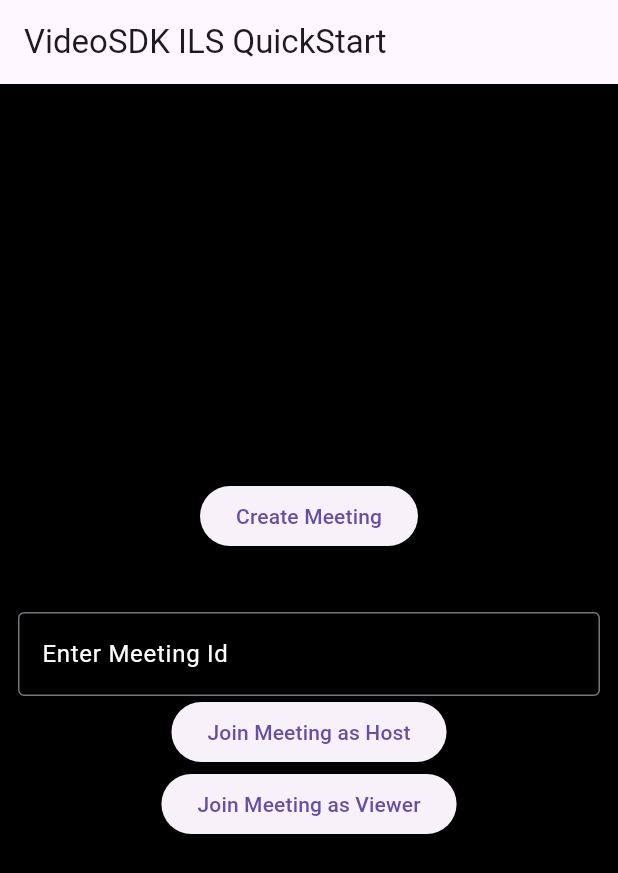
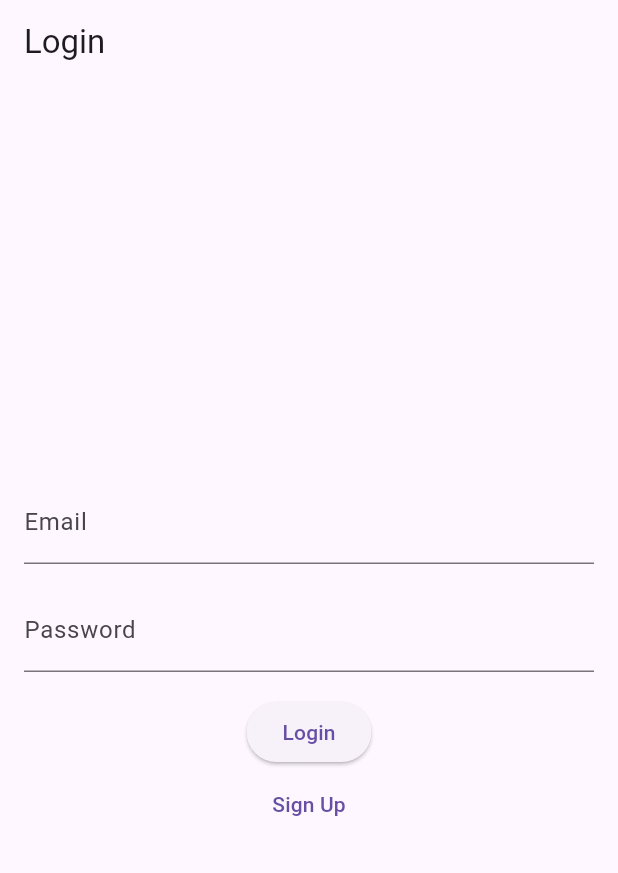
Before and after one commit to Tishank07/Live-Stream-App, a Flutter app: the screen it shows after launch, on a phone screen of 412 x 824 dp. Shown: the top 873 px of the screen. Run offline on Flutter 3.47's test engine with Material 3 defaults, Android fonts, the phone set to English and light mode, and no system bars; our stand-ins replace firebase_auth, firebase_core, flutter_local_notifications; missing offline and left inert: flutter_vlc_player, videosdk; accounts and stored records are empty.

Commit message:
second commit

```diff
--- a/lib/chat/chat_view.dart
+++ b/lib/chat/chat_view.dart
@@ -5,10 +5,11 @@ import 'package:videosdk/videosdk.dart';
 class ChatView extends StatefulWidget {
   final Room room;
   final String displayName;
-   final Participant participant;
+   //final Participant participant;
 
 
-  const ChatView({Key? key, required this.room, required this.displayName, required this.participant});
+  const ChatView({Key? key, required this.room, required this.displayName,// required this.participant
+  });
 
   @override
   _ChatViewState createState() => _ChatViewState();
--- a/lib/ils_screen.dart
+++ b/lib/ils_screen.dart
@@ -8,12 +8,13 @@ class ILSScreen extends StatefulWidget {
   final String meetingId;
   final String token;
   final Mode mode;
+  final String email;
 
   const ILSScreen(
       {super.key,
       required this .meetingId,
       required this.token,
-      required this.mode,});
+      required this.mode, required this.email,});
 
   @override
   State<ILSScreen> createState() => _ILSScreenState();
@@ -29,7 +30,7 @@ class _ILSScreenState extends State<ILSScreen> {
     _room = VideoSDK.createRoom(
       roomId: widget.meetingId,
       token: widget.token,
-      displayName: "Paavan",
+      displayName: widget.email,
       micEnabled: true,
       camEnabled: true,
       defaultCameraIndex:
@@ -84,9 +85,9 @@ class _ILSScreenState extends State<ILSScreen> {
         //Showing the Speaker or Viewer View based on the mode
        body: isJoined
             ? widget.mode == Mode.CONFERENCE
-                ? ILSSpeakerView(room: _room)
+                ? ILSSpeakerView(room: _room, email: widget.email,)
                 : widget.mode == Mode.VIEWER
-                    ? ILSViewerView(room: _room)
+                    ? ILSViewerView(room: _room, email: widget.email)
                     : null
             : const Center(
                   child: Text("Joining...",
--- a/lib/ils_speaker_view.dart
+++ b/lib/ils_speaker_view.dart
@@ -7,8 +7,9 @@ import 'package:videosdk_flutter_quickstart_ils/chat/chat_view.dart';
 
 class ILSSpeakerView extends StatefulWidget {
   final Room room;
+   final String email; // Add email field
 
-  const ILSSpeakerView({Key? key, required this.room}) : super(key: key);
+  const ILSSpeakerView({Key? key, required this.room, required this.email}) : super(key: key);
 
   @override
   State<ILSSpeakerView> createState() => _ILSSpeakerViewState();
@@ -129,8 +130,8 @@ class _ILSSpeakerViewState extends State<ILSSpeakerView> {
 
          ChatView(
   room: widget.room,
- displayName: widget.room.localParticipant.displayName,
-  participant: widget.room.localParticipant,
+ displayName: widget.email,
+ // participant: widget.room.localParticipant,
 ),
 
 
--- a/lib/ils_viewer_view.dart
+++ b/lib/ils_viewer_view.dart
@@ -6,7 +6,8 @@ import 'package:videosdk_flutter_quickstart_ils/chat/chat_view.dart';
 
 class ILSViewerView extends StatefulWidget {
   final Room room;
-  const ILSViewerView({super.key, required this.room});
+  final String email; // Add email field
+  const ILSViewerView({super.key, required this.room,required this.email});
 
   @override
   State<ILSViewerView> createState() => _ILSViewerViewState();
@@ -27,8 +28,8 @@ class _ILSViewerViewState extends State<ILSViewerView> {
     //  ChatView(room: widget.room, displayName: "John Deo");
           ChatView(
   room: widget.room,
- displayName: widget.room.localParticipant.displayName,
-  participant: widget.room.localParticipant,
+ displayName: widget.email,
+ // participant: widget.room.localParticipant,
 );
 
 
@@ -74,8 +75,8 @@ class _ILSViewerViewState extends State<ILSViewerView> {
           // ChatView(room: widget.room, displayName: "John Deo"),       //chatbox called
                 ChatView(
   room: widget.room,
- displayName: widget.room.localParticipant.displayName,
-  participant: widget.room.localParticipant,
+ displayName: widget.email,
+ // participant: widget.room.localParticipant,
 ),
 
         ],
--- a/lib/join_screen.dart
+++ b/lib/join_screen.dart
@@ -6,8 +6,9 @@ import 'package:videosdk/videosdk.dart';
 
 class JoinScreen extends StatelessWidget {
   final _meetingIdController = TextEditingController();
+   final String email;
 
-  JoinScreen({Key? key});
+  JoinScreen({Key? key, required this.email});
 
   // Initialize FlutterLocalNotificationsPlugin
   final FlutterLocalNotificationsPlugin flutterLocalNotificationsPlugin =
@@ -61,6 +62,7 @@ class JoinScreen extends StatelessWidget {
             meetingId: meetingId,
             token: token,
             mode: Mode.CONFERENCE,
+            email: email,
           ),
         ),
       );
@@ -81,6 +83,7 @@ class JoinScreen extends StatelessWidget {
             meetingId: meetingId,
             token: token,
             mode: mode,
+            email: email,
           ),
         ),
       );
@@ -106,6 +109,15 @@ class JoinScreen extends StatelessWidget {
         child: Column(
           mainAxisAlignment: MainAxisAlignment.center,
           children: [
+
+            ////////////////////////////////
+            Text(
+  'Welcome $email', // Display the welcome message with the email address
+  style: TextStyle(color: Colors.white),
+),
+
+///////////////////////////////////////////////
+
             // Creating a new meeting
             ElevatedButton(
               onPressed: () => onCreateButtonPressed(context),
--- /dev/null
+++ b/lib/login.dart
@@ -0,0 +1,167 @@
+import 'package:flutter/material.dart';
+import 'package:firebase_auth/firebase_auth.dart';
+import './signup.dart';
+import 'join_screen.dart'; // Import your JoinScreen
+
+class LoginScreen extends StatefulWidget {
+  const LoginScreen({Key? key}) : super(key: key);
+
+  @override
+  _LoginScreenState createState() => _LoginScreenState();
+}
+
+class _LoginScreenState extends State<LoginScreen> {
+  final FirebaseAuth _auth = FirebaseAuth.instance;
+  final TextEditingController _emailController = TextEditingController();
+  final TextEditingController _passwordController = TextEditingController();
+
+  Future<void> _signInWithEmailAndPassword(BuildContext context) async {
+    try {
+      final UserCredential userCredential =
+          await _auth.signInWithEmailAndPassword(
+        email: _emailController.text.trim(),
+        password: _passwordController.text.trim(),
+      );
+      final User? user = userCredential.user;
+      if (user != null) {
+        // Navigate to JoinScreen after successful login
+        Navigator.pushReplacement(
+          context,
+          MaterialPageRoute(
+            builder: (context) => JoinScreen(email: _emailController.text.trim()),
+          ),
+        );
+      }
+    } catch (e) {
+      print('Failed to sign in with email and password: $e');
+      // Show error message to the user
+      ScaffoldMessenger.of(context).showSnackBar(
+        SnackBar(
+          content: Text('Failed to sign in. Please check your credentials.'),
+        ),
+      );
+    }
+  }
+
+  @override
+  Widget build(BuildContext context) {
+    return Scaffold(
+      appBar: AppBar(
+        title: const Text('Login'),
+      ),
+      body: Padding(
+        padding: const EdgeInsets.all(16.0),
+        child: Column(
+          mainAxisAlignment: MainAxisAlignment.center,
+          crossAxisAlignment: CrossAxisAlignment.center,
+          children: [
+            TextField(
+              controller: _emailController,
+              decoration: InputDecoration(labelText: 'Email'),
+            ),
+            const SizedBox(height: 16.0),
+            TextField(
+              controller: _passwordController,
+              obscureText: true,
+              decoration: InputDecoration(labelText: 'Password'),
+            ),
+            const SizedBox(height: 16.0),
+            ElevatedButton(
+              onPressed: () => _signInWithEmailAndPassword(context),
+              child: Text('Login'),
+            ),
+            TextButton(
+              onPressed: () {
+                // Navigate to SignupScreen when "Sign Up" is pressed
+                Navigator.push(
+                  context,
+                  MaterialPageRoute(
+                    builder: (context) => SignupScreen(),
+                  ),
+                );
+              },
+              child: Text('Sign Up'),
+            ),
+          ],
+        ),
+      ),
+    );
+  }
+}
+
+// class LoginScreen extends StatefulWidget {
+//   const LoginScreen({Key? key}) : super(key: key);
+
+//   @override
+//   _LoginScreenState createState() => _LoginScreenState();
+// }
+
+// class _LoginScreenState extends State<LoginScreen> {
+//   final FirebaseAuth _auth = FirebaseAuth.instance;
+//   final TextEditingController _emailController = TextEditingController();
+//   final TextEditingController _passwordController = TextEditingController();
+
+//   Future<void> _signInWithEmailAndPassword() async {
+//     try {
+//       final UserCredential userCredential =
+//           await _auth.signInWithEmailAndPassword(
+//         email: _emailController.text.trim(),
+//         password: _passwordController.text.trim(),
+//       );
+//       final User? user = userCredential.user;
+//       if (user != null) {
+//         // Navigate to your desired screen after successful login
+//         // Example: Navigator.pushNamed(context, '/home');
+//         print('User logged in: ${user.email}');
+//         // Navigate to JoinScreen after successful login
+//         Navigator.pushReplacement(
+//           context,
+//           MaterialPageRoute(
+//             builder: (context) => JoinScreen(),
+//           ),
+//         );
+//       }
+//     } catch (e) {
+//       print('Failed to sign in with email and password: $e');
+//       // Show error message to the user
+//       ScaffoldMessenger.of(context).showSnackBar(
+//         SnackBar(
+//           content: Text('Failed to sign in. Please check your credentials.'),
+//         ),
+//       );
+//     }
+//   }
+
+//   @override
+//   Widget build(BuildContext context) {
+//     return Scaffold(
+//       appBar: AppBar(
+//         title: const Text('Login'),
+//       ),
+//       body: Padding(
+//         padding: const EdgeInsets.all(16.0),
+//         child: Column(
+//           mainAxisAlignment: MainAxisAlignment.center,
+//           crossAxisAlignment: CrossAxisAlignment.center,
+//           children: [
+//             TextField(
+//               controller: _emailController,
+//               decoration: InputDecoration(labelText: 'Email'),
+//             ),
+//             const SizedBox(height: 16.0),
+//             TextField(
+//               controller: _passwordController,
+//               obscureText: true,
+//               decoration: InputDecoration(labelText: 'Password'),
+//             ),
+//             const SizedBox(height: 16.0),
+//             ElevatedButton(
+//               onPressed: _signInWithEmailAndPassword,
+//               child: Text('Login'),
+//             ),
+//           ],
+//         ),
+//       ),
+//     );
+//   }
+// }
--- a/lib/main.dart
+++ b/lib/main.dart
@@ -1,9 +1,12 @@
 import 'package:flutter/material.dart';
 import 'package:flutter_local_notifications/flutter_local_notifications.dart';
-import 'join_screen.dart';
+// import 'join_screen.dart';
+import 'package:videosdk_flutter_quickstart_ils/login.dart';
+import 'package:firebase_core/firebase_core.dart';
 
 void main() async {
   WidgetsFlutterBinding.ensureInitialized();
+  await Firebase.initializeApp(); // Initialize Firebase
 
   // Initialize FlutterLocalNotificationsPlugin
   final FlutterLocalNotificationsPlugin flutterLocalNotificationsPlugin =
@@ -47,7 +50,7 @@ class MyApp extends StatelessWidget {
       theme: ThemeData(
         primarySwatch: Colors.blue,
       ),
-      home: JoinScreen(),
+      home: LoginScreen(),
     );
   }
 }
--- a/pubspec.yaml
+++ b/pubspec.yaml
@@ -41,6 +41,8 @@ dependencies:
   provider: ^6.1.2
   flutter_local_notifications: ^8.2.0
   firebase_core: ^2.27.1
+  firebase_auth: ^4.17.9
+  firebase_database: ^10.4.10
 
 
 
```
Also changed, not shown: lib/signup.dart (added, +77 -0 lines), pubspec.lock, 8 other files.
